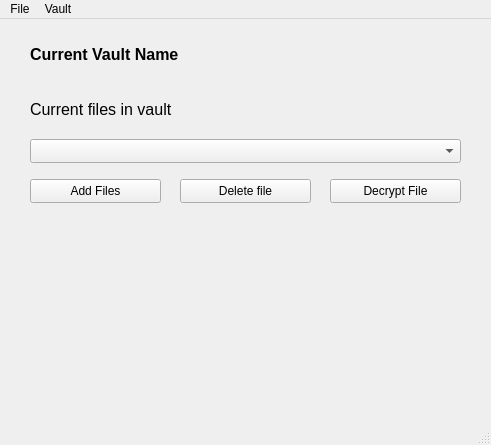
Before: the Qt Designer form ui/main.ui in SamuGallo-06/cripty, drawn with Qt 5.
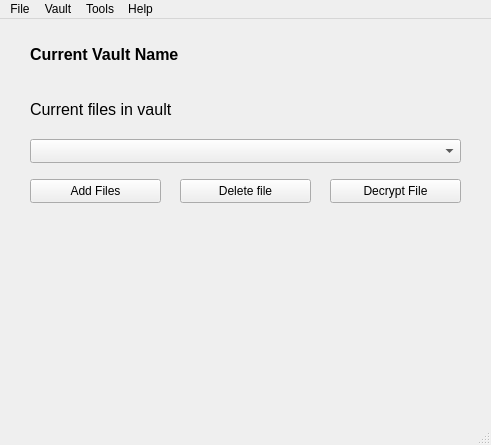
After: the same form once the commit is applied. Icons and pictures are not drawn.

Diff of the .ui file:
```diff
--- a/ui/main.ui
+++ b/ui/main.ui
@@ -111,9 +111,30 @@
     </property>
     <addaction name="actionNewVault"/>
     <addaction name="actionCloseVault"/>
+    <addaction name="separator"/>
+    <addaction name="actionRemove_vault"/>
+   </widget>
+   <widget class="QMenu" name="menuHelp">
+    <property name="title">
+     <string>Help</string>
+    </property>
+    <addaction name="actionCripty_Help"/>
+    <addaction name="actionAbout"/>
+    <addaction name="actionGitHub_repo"/>
+    <addaction name="separator"/>
+    <addaction name="actionReport_Issue"/>
+   </widget>
+   <widget class="QMenu" name="menuTools">
+    <property name="title">
+     <string>Tools</string>
+    </property>
+    <addaction name="actionAdd_Files"/>
+    <addaction name="actionExport_Vault"/>
    </widget>
    <addaction name="menuFile"/>
    <addaction name="menuVault"/>
+   <addaction name="menuTools"/>
+   <addaction name="menuHelp"/>
   </widget>
   <widget class="QStatusBar" name="statusbar"/>
   <action name="actionQuit">
```
Left out of the diff: 88 changed lines with no effect on the pictures.
